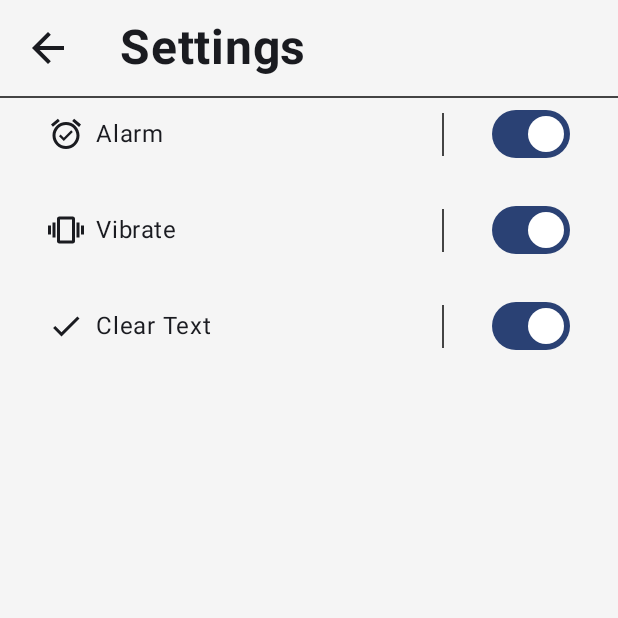
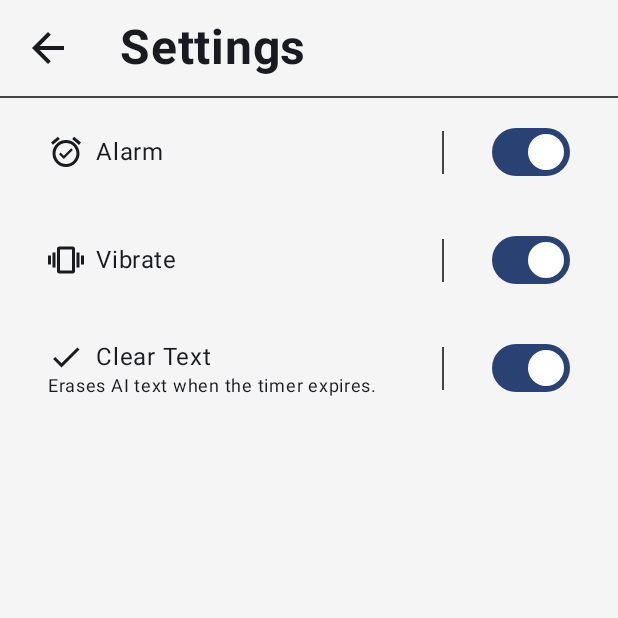
Before and after one commit to thebrianwong/protivity, an Android app built with Jetpack Compose: the settings screen opened through its navigation route, on a phone screen of 412 x 824 dp, the top half of it. Run offline under Robolectric (Android 15) with nearby library versions, the phone set to English and light mode, and no system bars; libraries missing offline, so code that uses them is left out: com.apollographql.apollo3.

Commit message:
Add a description to the clear text setting

```diff
--- a/app/src/main/java/com/thebrianwong/protivity/views/Settings.kt
+++ b/app/src/main/java/com/thebrianwong/protivity/views/Settings.kt
@@ -29,6 +29,7 @@ import androidx.compose.ui.graphics.Color
 import androidx.compose.ui.res.painterResource
 import androidx.compose.ui.text.font.FontWeight
 import androidx.compose.ui.unit.dp
+import androidx.compose.ui.unit.em
 import androidx.compose.ui.unit.sp
 import com.thebrianwong.protivity.R
 import com.thebrianwong.protivity.viewModels.SettingsViewModel
@@ -48,6 +49,7 @@ fun Settings(viewModel: SettingsViewModel, navigateToHome: () -> Unit) {
         ),
         hashMapOf(
             "setting" to "Clear Text",
+            "description" to "Erases AI text when the timer expires.",
             "enabledIcon" to R.drawable.clear_text_enabled,
             "disabledIcon" to R.drawable.clear_text_disabled
         ),
@@ -96,13 +98,15 @@ fun Settings(viewModel: SettingsViewModel, navigateToHome: () -> Unit) {
         ) {
             settingsIcons.forEach { data ->
                 val setting = data["setting"] as String
+                val description = data["description"] as String?
                 val enabledIcon = data["enabledIcon"] as Int
                 val disabledIcon = data["disabledIcon"] as Int
                 val settingIsEnabled = viewModel.getSetting(setting)
 
                 Row(
                     modifier = Modifier
-                        .padding(bottom = 16.dp, start = 32.dp, end = 32.dp),
+                        .clickable(onClick = {})
+                        .padding(vertical = 12.dp, horizontal = 32.dp),
                     horizontalArrangement = Arrangement.SpaceBetween,
                     verticalAlignment = Alignment.CenterVertically
                 ) {
@@ -110,7 +114,9 @@ fun Settings(viewModel: SettingsViewModel, navigateToHome: () -> Unit) {
                         modifier = Modifier
                             .weight(1f)
                     ) {
-
+                        if (description != null) {
+                            Column {
+                                Row {
                                     Icon(
                                         painter = painterResource(id = if (settingIsEnabled) enabledIcon else disabledIcon),
                                         contentDescription = "$setting Setting",
@@ -120,6 +126,20 @@ fun Settings(viewModel: SettingsViewModel, navigateToHome: () -> Unit) {
                                         text = setting, modifier = Modifier
                                             .padding(start = 8.dp)
                                     )
+                                }
+                                Text(text = description, fontSize = 12.sp, lineHeight = 1.em)
+                            }
+                        } else {
+                            Icon(
+                                painter = painterResource(id = if (settingIsEnabled) enabledIcon else disabledIcon),
+                                contentDescription = "$setting Setting",
+                                modifier = Modifier
+                            )
+                            Text(
+                                text = setting, modifier = Modifier
+                                    .padding(start = 8.dp)
+                            )
+                        }
                     }
                     Row(
                         modifier = Modifier
```
Lines whose indentation alone changed are shown as unchanged.
